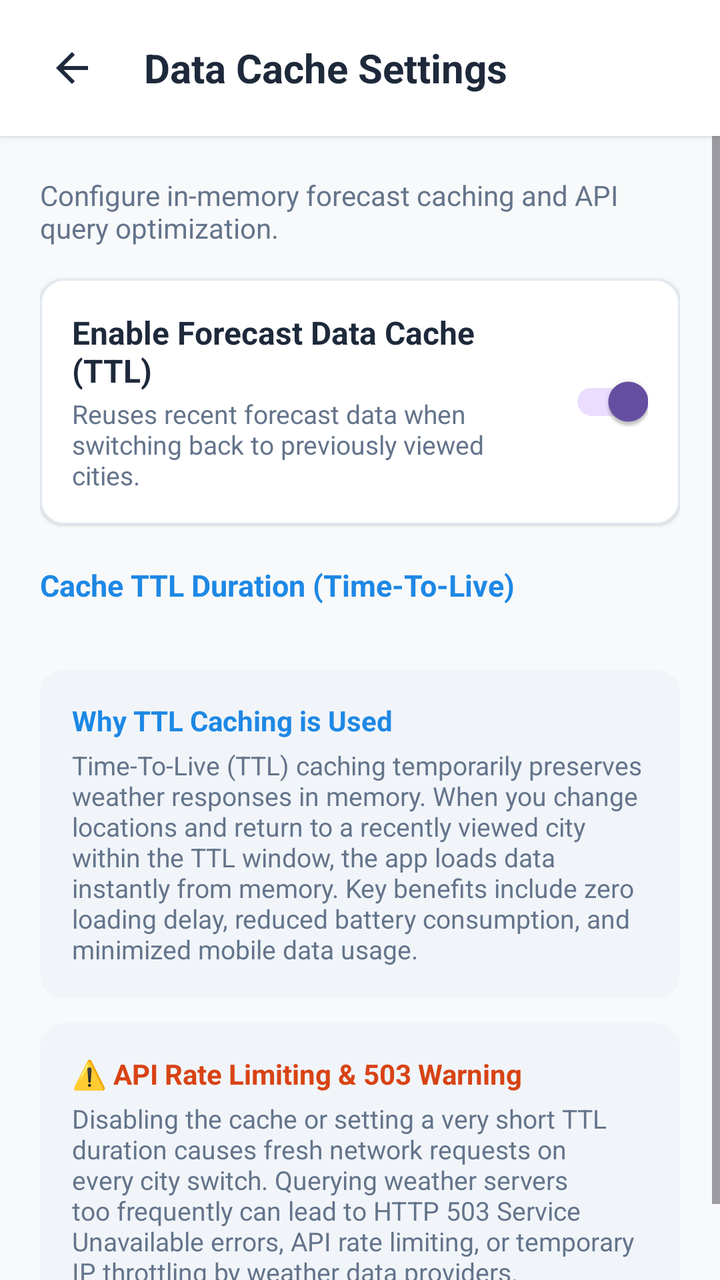
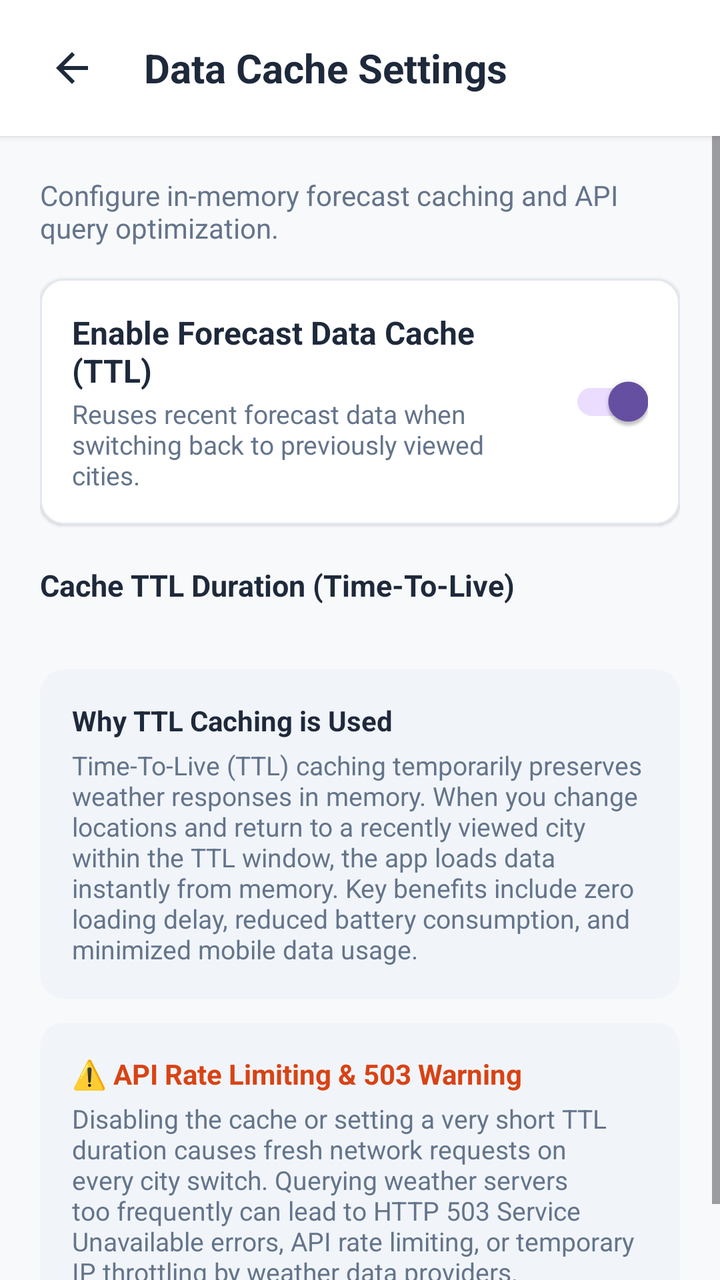

Two renders of the same Android screen: before a commit and after it. Below are the layout's source before the change and the commit's diff.
<!-- AndroidManifest.xml: application theme Theme.WeatherAPP -->
<!-- res/layout/dialog_cache_settings.xml -->
<?xml version="1.0" encoding="utf-8"?>
<LinearLayout xmlns:android="http://schemas.android.com/apk/res/android"
    xmlns:app="http://schemas.android.com/apk/res-auto"
    xmlns:tools="http://schemas.android.com/tools"
    android:layout_width="match_parent"
    android:layout_height="match_parent"
    android:background="@color/background_light"
    android:orientation="vertical">

    
    <com.google.android.material.card.MaterialCardView
        android:id="@+id/cardHeader"
        android:layout_width="match_parent"
        android:layout_height="wrap_content"
        app:cardBackgroundColor="@color/surface_card"
        app:cardCornerRadius="0dp"
        app:cardElevation="2dp"
        app:strokeWidth="0dp">

        <LinearLayout
            android:layout_width="match_parent"
            android:layout_height="wrap_content"
            android:gravity="center_vertical"
            android:orientation="horizontal"
            android:paddingHorizontal="16dp"
            android:paddingVertical="14dp">

            <ImageButton
                android:id="@+id/btnBack"
                android:layout_width="40dp"
                android:layout_height="40dp"
                android:background="?attr/selectableItemBackgroundBorderless"
                android:contentDescription="Back"
                android:padding="8dp"
                android:scaleType="fitCenter"
                android:src="@drawable/ic_back"
                app:tint="@color/text_primary" />

            <TextView
                android:layout_width="wrap_content"
                android:layout_height="wrap_content"
                android:layout_marginStart="16dp"
                android:text="Data Cache Settings"
                android:textColor="@color/text_primary"
                android:textSize="20sp"
                android:textStyle="bold" />

        </LinearLayout>

    </com.google.android.material.card.MaterialCardView>

    <ScrollView
        android:layout_width="match_parent"
        android:layout_height="match_parent"
        android:fillViewport="true">

        <LinearLayout
            android:layout_width="match_parent"
            android:layout_height="wrap_content"
            android:orientation="vertical"
            android:padding="20dp">

            <TextView
                android:layout_width="wrap_content"
                android:layout_height="wrap_content"
                android:layout_marginBottom="16dp"
                android:text="Configure in-memory forecast caching and API query optimization."
                android:textColor="@color/text_secondary"
                android:textSize="14sp" />

            
            <com.google.android.material.card.MaterialCardView
                android:id="@+id/cardCacheSwitch"
                android:layout_width="match_parent"
                android:layout_height="wrap_content"
                app:cardBackgroundColor="@color/surface_card"
                app:cardCornerRadius="12dp"
                app:cardElevation="1dp"
                app:strokeColor="@color/divider_color"
                app:strokeWidth="1dp">

                <LinearLayout
                    android:layout_width="match_parent"
                    android:layout_height="wrap_content"
                    android:gravity="center_vertical"
                    android:orientation="horizontal"
                    android:padding="16dp">

                    <LinearLayout
                        android:layout_width="0dp"
                        android:layout_height="wrap_content"
                        android:layout_marginEnd="12dp"
                        android:layout_weight="1"
                        android:orientation="vertical">

                        <TextView
                            android:layout_width="wrap_content"
                            android:layout_height="wrap_content"
                            android:text="Enable Forecast Data Cache (TTL)"
                            android:textColor="@color/text_primary"
                            android:textSize="16sp"
                            android:textStyle="bold" />

                        <TextView
                            android:layout_width="wrap_content"
                            android:layout_height="wrap_content"
                            android:layout_marginTop="2dp"
                            android:text="Reuses recent forecast data when switching back to previously viewed cities."
                            android:textColor="@color/text_secondary"
                            android:textSize="13sp" />

                    </LinearLayout>

                    <com.google.android.material.switchmaterial.SwitchMaterial
                        android:id="@+id/switchCacheEnabled"
                        android:layout_width="wrap_content"
                        android:layout_height="wrap_content"
                        android:checked="true" />

                </LinearLayout>

            </com.google.android.material.card.MaterialCardView>

            
            <TextView
                android:id="@+id/tvTtlHeader"
                android:layout_width="wrap_content"
                android:layout_height="wrap_content"
                android:layout_marginTop="20dp"
                android:layout_marginBottom="8dp"
                android:text="Cache TTL Duration (Time-To-Live)"
                android:textColor="@color/brand_primary"
                android:textSize="15sp"
                android:textStyle="bold" />

            <LinearLayout
                android:id="@+id/layoutTtlOptions"
                android:layout_width="match_parent"
                android:layout_height="wrap_content"
                android:orientation="vertical">

                <RadioGroup
                    android:id="@+id/rgTtlDuration"
                    android:layout_width="match_parent"
                    android:layout_height="wrap_content"
                    android:orientation="vertical" />

            </LinearLayout>

            
            <com.google.android.material.card.MaterialCardView
                android:id="@+id/cardTtlReasoning"
                android:layout_width="match_parent"
                android:layout_height="wrap_content"
                android:layout_marginTop="24dp"
                app:cardBackgroundColor="@color/surface_card_secondary"
                app:cardCornerRadius="12dp"
                app:cardElevation="0dp"
                app:strokeWidth="0dp">

                <LinearLayout
                    android:layout_width="match_parent"
                    android:layout_height="wrap_content"
                    android:orientation="vertical"
                    android:padding="16dp">

                    <TextView
                        android:layout_width="wrap_content"
                        android:layout_height="wrap_content"
                        android:text="Why TTL Caching is Used"
                        android:textColor="@color/brand_primary"
                        android:textSize="14sp"
                        android:textStyle="bold" />

                    <TextView
                        android:layout_width="wrap_content"
                        android:layout_height="wrap_content"
                        android:layout_marginTop="4dp"
                        android:text="Time-To-Live (TTL) caching temporarily preserves weather responses in memory. When you change locations and return to a recently viewed city within the TTL window, the app loads data instantly from memory. Key benefits include zero loading delay, reduced battery consumption, and minimized mobile data usage."
                        android:textColor="@color/text_secondary"
                        android:textSize="13sp" />

                </LinearLayout>

            </com.google.android.material.card.MaterialCardView>

            
            <com.google.android.material.card.MaterialCardView
                android:id="@+id/cardRateLimiting"
                android:layout_width="match_parent"
                android:layout_height="wrap_content"
                android:layout_marginTop="12dp"
                app:cardBackgroundColor="@color/surface_card_secondary"
                app:cardCornerRadius="12dp"
                app:cardElevation="0dp"
                app:strokeWidth="0dp">

                <LinearLayout
                    android:layout_width="match_parent"
                    android:layout_height="wrap_content"
                    android:orientation="vertical"
                    android:padding="16dp">

                    <TextView
                        android:layout_width="wrap_content"
                        android:layout_height="wrap_content"
                        android:text="⚠️ API Rate Limiting &amp; 503 Warning"
                        android:textColor="@color/temp_high"
                        android:textSize="14sp"
                        android:textStyle="bold" />

                    <TextView
                        android:layout_width="wrap_content"
                        android:layout_height="wrap_content"
                        android:layout_marginTop="4dp"
                        android:text="Disabling the cache or setting a very short TTL duration causes fresh network requests on every city switch. Querying weather servers too frequently can lead to HTTP 503 Service Unavailable errors, API rate limiting, or temporary IP throttling by weather data providers."
                        android:textColor="@color/text_secondary"
                        android:textSize="13sp" />

                </LinearLayout>

            </com.google.android.material.card.MaterialCardView>

        </LinearLayout>

    </ScrollView>

</LinearLayout>
<!-- resources referenced by this layout -->
<resources>
  <color name="background_light">#F8F9FA</color>
  <color name="brand_primary">#1E88E5</color>
  <color name="divider_color">#E2E8F0</color>
  <color name="surface_card">#FFFFFF</color>
  <color name="surface_card_secondary">#F1F5F9</color>
  <color name="temp_high">#D84315</color>
  <color name="text_primary">#1E293B</color>
  <color name="text_secondary">#64748B</color>
  <!-- drawable ic_back (drawable) -->
  <vector xmlns:android="http://schemas.android.com/apk/res/android"
      android:width="24dp"
      android:height="24dp"
      android:viewportWidth="24"
      android:viewportHeight="24">
    <path
        android:fillColor="@color/text_primary"
        android:pathData="M20,11H7.83l5.59,-5.59L12,4l-8,8 8,8 1.41,-1.41L7.83,13H20v-2z"/>
  </vector>
  <style name="Theme.WeatherAPP" parent="Base.Theme.WeatherAPP" />
  <style name="Base.Theme.WeatherAPP" parent="Theme.Material3.DayNight.NoActionBar">
          <item name="android:statusBarColor">@color/surface_card</item>
          <item name="android:windowLightStatusBar">true</item>
      </style>
</resources>

<!-- the commit's change to res/layout/dialog_cache_settings.xml (unified diff, before → after) -->
@@ -129,7 +129,7 @@
                 android:layout_marginTop="20dp"
                 android:layout_marginBottom="8dp"
                 android:text="Cache TTL Duration (Time-To-Live)"
-                android:textColor="@color/brand_primary"
+                android:textColor="@color/text_primary"
                 android:textSize="15sp"
                 android:textStyle="bold" />
 
@@ -165,10 +165,11 @@
                     android:padding="16dp">
 
                     <TextView
+                        android:id="@+id/tvTtlReasoningHeader"
                         android:layout_width="wrap_content"
                         android:layout_height="wrap_content"
                         android:text="Why TTL Caching is Used"
-                        android:textColor="@color/brand_primary"
+                        android:textColor="@color/text_primary"
                         android:textSize="14sp"
                         android:textStyle="bold" />
 
<!-- resource entries referenced after the edit -->
@@ -1,7 +1,6 @@
 <!-- resources referenced by this layout -->
 <resources>
   <color name="background_light">#F8F9FA</color>
-  <color name="brand_primary">#1E88E5</color>
   <color name="divider_color">#E2E8F0</color>
   <color name="surface_card">#FFFFFF</color>
   <color name="surface_card_secondary">#F1F5F9</color>
